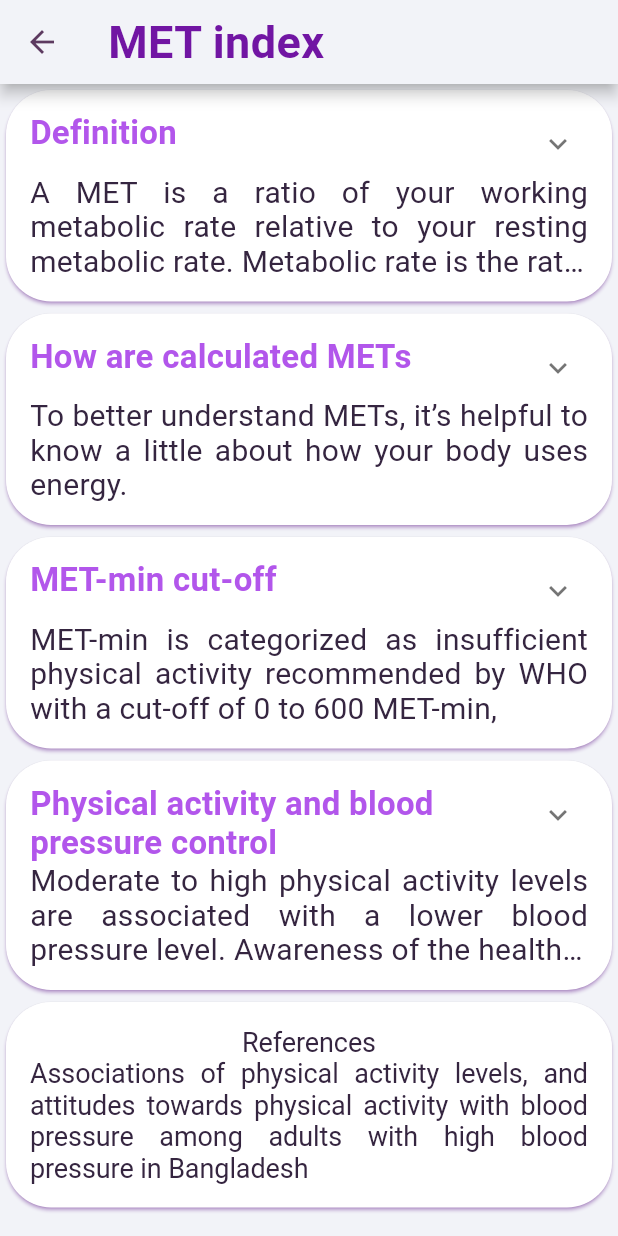
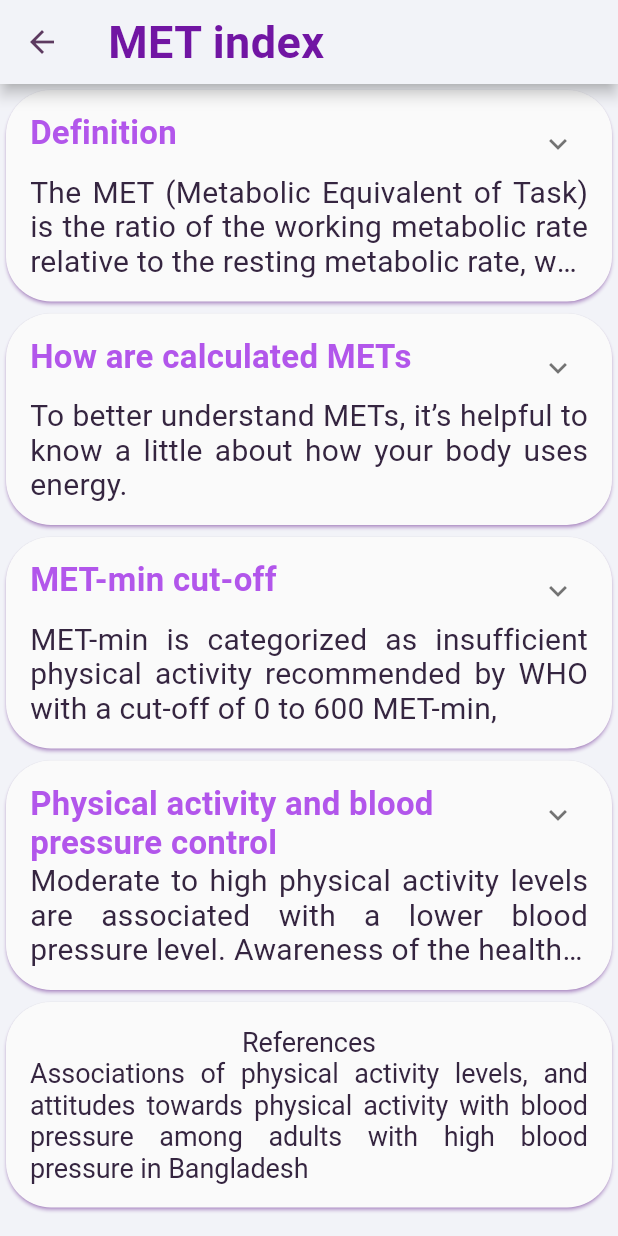
Before and after one commit to Farfaneti/progetto, a Flutter app: the MetPage screen opened directly, on a phone screen of 412 x 824 dp. Run offline on Flutter 3.47's test engine with Material 2 defaults, Android fonts, the phone set to English and light mode, and no system bars; drawn by our look-alikes of expandable; our stand-ins replace carousel_slider, charts_flutter, dio, email_validator, floor, google_nav_bar and 7 more; accounts and stored records are empty; generated files the repository leaves out were written again; network calls fail.

```diff
--- a/lib/screens/text_contents/text1.dart
+++ b/lib/screens/text_contents/text1.dart
@@ -4,18 +4,16 @@ import 'package:flutter/material.dart';
 import '../../methods/theme.dart';
 
 String textHypertension =
-    '''Hypertension is the major cause of premature death worldwide.
-This condition has been traditionally identified by assessing blood pressure (BP) in a clinical setting (ie, office [or clinic] BP) and medical treatment adjusted accordingly.
+    '''Hypertension is the major cause of premature death worldwide. This condition has been traditionally identified by assessing blood pressure (BP) in a clinical setting (office BP) and the medical treatment is adjusted accordingly.
 
-The 2017 American College of Cardiology/American Heart Association proposed office BP of ≥130/80  mm  Hg as a new threshold for diagnosis of hypertension.
-Whereas the 2018 European Society of Cardiology/European Society of Hypertension maintained an office BP threshold of ≥140/90 mm Hg to define hypertension, similar to previous guidelines.''';
+The 2017 American College of Cardiology/American Heart Association proposed office BP of ≥130/80mmHg as a new threshold for diagnosis of hypertension, whereas the 2018 European Society of Cardiology/European Society of Hypertension maintained an office BP threshold of ≥140/90mmHg to define hypertension.''';
 
 String textH1 =
-    '''Monitoring of BP at regular intervals during normal day life has emerged as a stronger predictor of cardiovascular disease and mortality, with threshold criteria to define hypertension based on 24-hour ABP set at 125/75 and 130/80 mm Hg in the United States2 and European guidelines, respectively.
+    '''Monitoring of BP at regular intervals during normal day life has emerged as a stronger predictor of cardiovascular disease and mortality, with threshold criteria to define hypertension based on 24-hour ABP set at 125/75 and 130/80mmHg in the United States and European guidelines, respectively.
 
-Particularly, an increased 24-hour and nighttime ABP is associated with a high cardiovascular disease risk9—even if office BP is apparently well controlled (ie, systolic BP [SBP]/diastolic BP [DBP] <130/80 mm Hg), leading to a prevalent and especially unfavorable hypertension phenotype, the socalled 'masked uncontrolled hypertension'.
+Particularly, an increased 24-hour and nighttime ABP is associated with a high cardiovascular disease risk, even if office BP is apparently well controlled (ie, systolic BP [SBP]/diastolic BP [DBP] <130/80 mm Hg), leading to a prevalent and especially unfavorable hypertension phenotype, the so-called 'masked uncontrolled hypertension'.
 
-For this reason, assessment of ABP rather than—or at least together with—office BP is currently proposed for the diagnosis and control of hypertension.''';
+For this reason, assessment of ABP rather than, or at least together with, office BP is currently proposed for the diagnosis and control of hypertension.''';
 
 String textH2 =
     '''Given the high prevalence and negative consequences of hypertension, strategies other than drug treatment are needed for the management of this condition.
@@ -25,7 +23,7 @@ Tailored exercise has been shown not only to reduce office BP in individuals wit
 Furthermore, exercise has minimal side effects compared with drugs.''';
 
 String references =
-    '''Exercise Reduces Ambulatory Blood Pressure in Patients With Hypertension: A Systematic Review and Meta-Analysis of Randomized Controlled Trials''';
+    '''Exercise Reduces Ambulatory Blood Pressure in Patients With Hypertension: A Systematic Review and Meta-Analysis of Randomized Controlled Trials.''';
 
 class HypertensionPage extends StatelessWidget {
   const HypertensionPage({Key? key}) : super(key: key);
@@ -51,6 +49,7 @@ class HypertensionPage extends StatelessWidget {
             shape:
                 RoundedRectangleBorder(borderRadius: BorderRadius.circular(30)),
             shadowColor: FitnessAppTheme.purple,
+            color: FitnessAppTheme.nearlyWhite,
             child: Padding(
               padding: const EdgeInsets.all(16).copyWith(bottom: 16),
               child: ExpandablePanel(
@@ -79,6 +78,7 @@ class HypertensionPage extends StatelessWidget {
             shape:
                 RoundedRectangleBorder(borderRadius: BorderRadius.circular(30)),
             shadowColor: FitnessAppTheme.purple,
+            color: FitnessAppTheme.nearlyWhite,
             child: Padding(
               padding: const EdgeInsets.all(16).copyWith(bottom: 16),
               child: ExpandablePanel(
@@ -107,6 +107,7 @@ class HypertensionPage extends StatelessWidget {
             shape:
                 RoundedRectangleBorder(borderRadius: BorderRadius.circular(30)),
             shadowColor: FitnessAppTheme.purple,
+            color: FitnessAppTheme.nearlyWhite,
             child: Padding(
               padding: const EdgeInsets.all(16).copyWith(bottom: 16),
               child: ExpandablePanel(
@@ -135,6 +136,7 @@ class HypertensionPage extends StatelessWidget {
             shape:
                 RoundedRectangleBorder(borderRadius: BorderRadius.circular(30)),
             shadowColor: FitnessAppTheme.purple,
+            color: FitnessAppTheme.nearlyWhite,
             child: Padding(
               padding: const EdgeInsets.all(16).copyWith(bottom: 16),
               child: Column(
--- a/lib/screens/text_contents/text2.dart
+++ b/lib/screens/text_contents/text2.dart
@@ -4,13 +4,12 @@ import 'package:flutter/material.dart';
 import '../../methods/theme.dart';
 
 String textMET =
-    '''A MET is a ratio of your working metabolic rate relative to your resting metabolic rate. Metabolic rate is the rate of energy expended per unit of time.
+    '''The MET (Metabolic Equivalent of Task) is the ratio of the working metabolic rate relative to the resting metabolic rate, where metabolic rate is the rate of energy expended per unit of time.
 It’s one way to describe the intensity of an exercise or activity.
 
-One MET is the energy you spend sitting at rest — your resting or basal metabolic rate.
-So, an activity with a MET value of 4 means you're exerting four times the energy than you would if you were sitting still.
+One MET is the energy you spend sitting at rest — your resting or basal metabolic rate. So, an activity with a MET value of 4 means you're exerting four times the energy than you would if you were sitting still.
 
-To put it in perspective, a brisk walk at 3 or 4 miles per hour has a value of 4 METs. Jumping rope, which is a more vigorous activity, has a MET value of 12.3. ''';
+To put it in perspective, a brisk walk at 5 or 6 km per hour has a value of 4 METs. Jumping rope, which is a more vigorous activity, has a MET value of 12.3. ''';
 
 String textM1 =
     """To better understand METs, it’s helpful to know a little about how your body uses energy.
@@ -68,6 +67,7 @@ class MetPage extends StatelessWidget {
             shape:
                 RoundedRectangleBorder(borderRadius: BorderRadius.circular(30)),
             shadowColor: FitnessAppTheme.purple,
+            color: FitnessAppTheme.nearlyWhite,
             child: Padding(
               padding: const EdgeInsets.all(16).copyWith(bottom: 16),
               child: ExpandablePanel(
@@ -96,6 +96,7 @@ class MetPage extends StatelessWidget {
             shape:
                 RoundedRectangleBorder(borderRadius: BorderRadius.circular(30)),
             shadowColor: FitnessAppTheme.purple,
+            color: FitnessAppTheme.nearlyWhite,
             child: Padding(
               padding: const EdgeInsets.all(16).copyWith(bottom: 16),
               child: ExpandablePanel(
@@ -124,6 +125,7 @@ class MetPage extends StatelessWidget {
             shape:
                 RoundedRectangleBorder(borderRadius: BorderRadius.circular(30)),
             shadowColor: FitnessAppTheme.purple,
+            color: FitnessAppTheme.nearlyWhite,
             child: Padding(
               padding: const EdgeInsets.all(16).copyWith(bottom: 16),
               child: ExpandablePanel(
@@ -152,6 +154,7 @@ class MetPage extends StatelessWidget {
             shape:
                 RoundedRectangleBorder(borderRadius: BorderRadius.circular(30)),
             shadowColor: FitnessAppTheme.purple,
+            color: FitnessAppTheme.nearlyWhite,
             child: Padding(
               padding: const EdgeInsets.all(16).copyWith(bottom: 16),
               child: ExpandablePanel(
@@ -180,6 +183,7 @@ class MetPage extends StatelessWidget {
             shape:
                 RoundedRectangleBorder(borderRadius: BorderRadius.circular(30)),
             shadowColor: FitnessAppTheme.purple,
+            color: FitnessAppTheme.nearlyWhite,
             child: Padding(
               padding: const EdgeInsets.all(16).copyWith(bottom: 16),
               child: Column(
```
Also changed, not shown: pubspec.lock.
